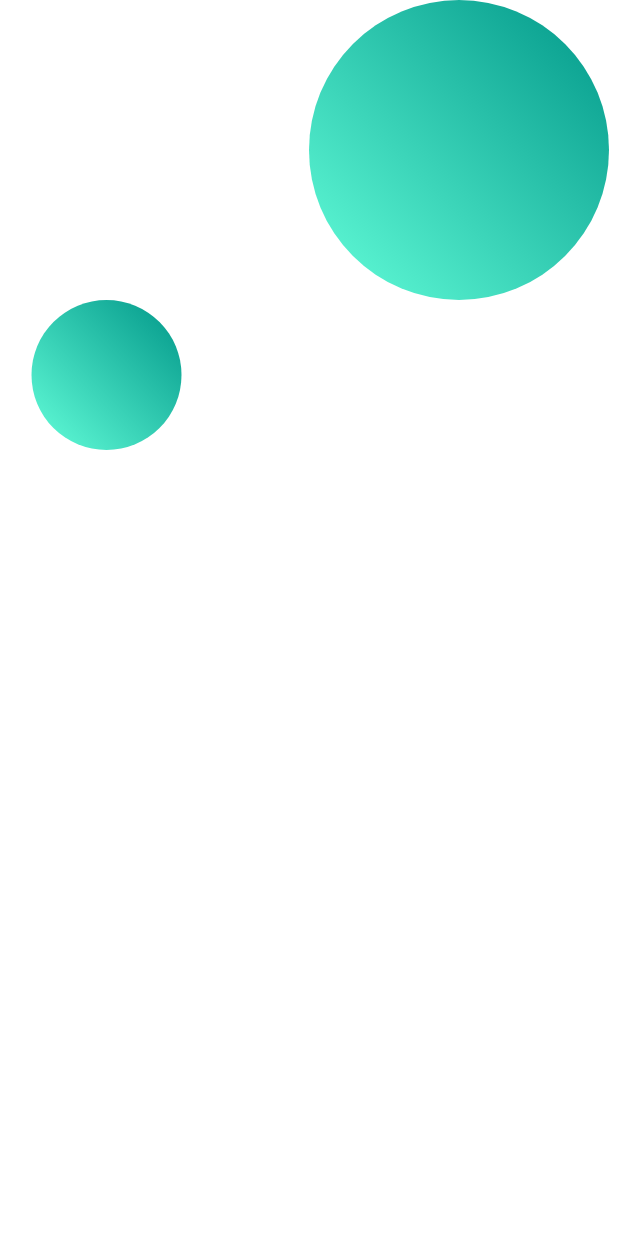
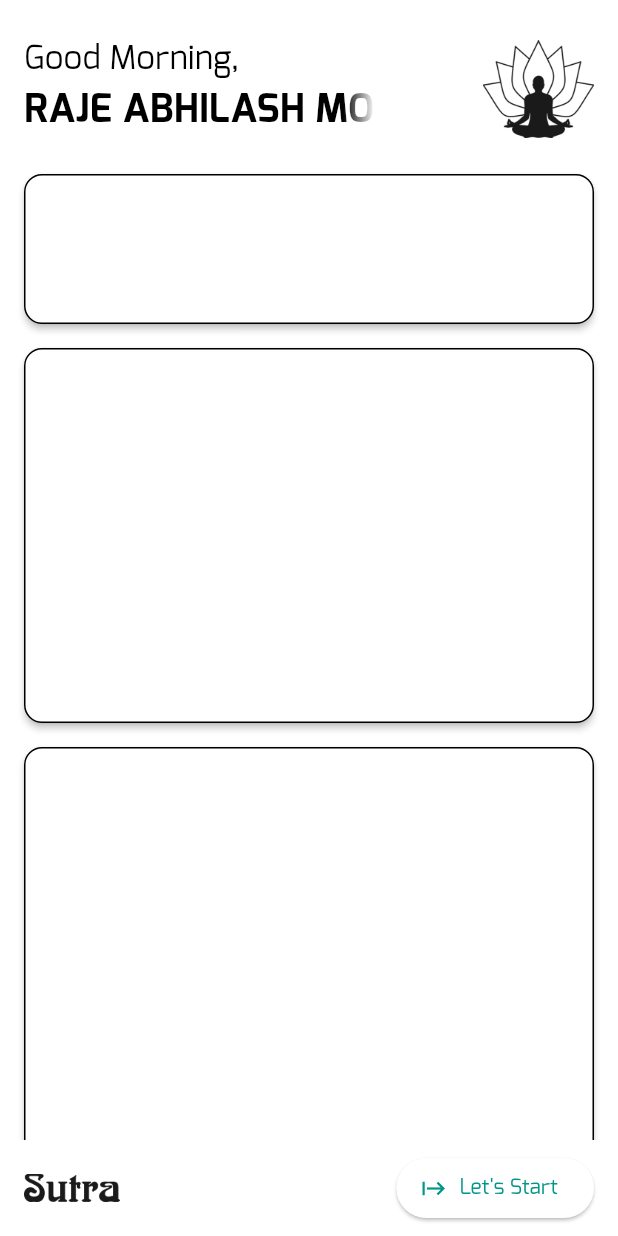
Before and after one commit to rajeabhilash/Sutra_Backup, a Flutter app: the screen it shows once a user with an empty profile is signed in, on a phone screen of 412 x 824 dp. Run offline on Flutter 3.47's test engine with Material 2 defaults, Android fonts, the phone set to English and light mode, and no system bars; our stand-ins replace animated_theme_switcher, cloud_firestore, file_picker, firebase_auth, firebase_core, firebase_storage and 6 more; accounts and stored records are empty; network calls fail.

Commit message:
Dashboard UI Design Started

```diff
--- a/lib/mobile/dashboard/dashboard.dart
+++ b/lib/mobile/dashboard/dashboard.dart
@@ -36,52 +36,123 @@ class _DashBoardState extends State<DashBoard> {
   Widget build(BuildContext context) {
     return Scaffold(
       backgroundColor: Colors.transparent,
-      body: SingleChildScrollView(
+      body: SafeArea(
+        child: SingleChildScrollView(
           child: Column(
             mainAxisAlignment: MainAxisAlignment.center,
+            crossAxisAlignment: CrossAxisAlignment.center,
             children: [
-            Stack(
+              addSpacer(8.0),
+              Padding(
+                padding: const EdgeInsets.all(16),
+                child: Row(
+                  mainAxisAlignment: MainAxisAlignment.end,
+                  crossAxisAlignment: CrossAxisAlignment.end,
                   children: [
-                Center(
-                  child: Column(
-                    mainAxisAlignment: MainAxisAlignment.center,
+                    Column(
+                      mainAxisAlignment: MainAxisAlignment.end,
+                      crossAxisAlignment: CrossAxisAlignment.start,
                       children: [
-                      Container(
-                        width: 200,
-                        height: 200,
-                        margin: EdgeInsets.only(left: 200),
-                        decoration: BoxDecoration(
-                            gradient: const LinearGradient(
-                              colors: [
-                                Colors.teal,
-                                Colors.tealAccent,
-                              ],
-                              begin: Alignment.topRight,
-                              end: Alignment.bottomLeft,
+                        const Text(
+                          "Good Morning,",
+                          style: TextStyle(
+                            fontFamily: 'Exo',
+                            fontSize: 22,
                           ),
-                            borderRadius: BorderRadius.circular(100)),
                         ),
-                      Container(
-                        width: 100,
-                        height: 100,
-                        margin: EdgeInsets.only(right: 270),
-                        decoration: BoxDecoration(
-                            gradient: const LinearGradient(
-                              colors: [
-                                Colors.teal,
-                                Colors.tealAccent,
-                              ],
-                              begin: Alignment.topRight,
-                              end: Alignment.bottomLeft,
+                        SizedBox(
+                          width: 234,
+                          child: Text(
+                            "Raje Abhilash Mohite".toUpperCase(),
+                            maxLines: 1,
+                            softWrap: false,
+                            overflow: TextOverflow.fade,
+                            style: const TextStyle(
+                              fontFamily: 'Exo',
+                              fontWeight: FontWeight.bold,
+                              fontSize: 26,
                             ),
-                            borderRadius: BorderRadius.circular(100)),
-                      )
-                    ],
                           ),
                         ),
                       ],
                     ),
+                    const Spacer(),
+                    SizedBox(
+                      width: 74,
+                      child: Image.asset('asset/Brand/Black_Wire.png'),
+                    ),
                   ],
+                ),
+              ),
+              Padding(
+                padding: const EdgeInsets.fromLTRB(12, 4, 12, 4),
+                child: Card(
+                  elevation: 2,
+                  child: Container(
+                    height: 100,
+                    decoration: BoxDecoration(
+                        borderRadius: BorderRadius.circular(12),
+                        color: Colors.white,
+                        border: Border.all(color: Colors.black, width: 1.0)),
+                  ),
+                ),
+              ),
+              Padding(
+                padding: const EdgeInsets.fromLTRB(12, 4, 12, 4),
+                child: Card(
+                  elevation: 2,
+                  child: Container(
+                    height: 250,
+                    decoration: BoxDecoration(
+                        borderRadius: BorderRadius.circular(12),
+                        color: Colors.white,
+                        border: Border.all(color: Colors.black, width: 1.0)),
+                  ),
+                ),
+              ),
+              Padding(
+                padding: const EdgeInsets.fromLTRB(12, 4, 12, 4),
+                child: Card(
+                  elevation: 2,
+                  child: Container(
+                    height: 400,
+                    decoration: BoxDecoration(
+                        borderRadius: BorderRadius.circular(12),
+                        color: Colors.white,
+                        border: Border.all(color: Colors.black, width: 1.0)),
+                  ),
+                ),
+              ),
+            ],
+          ),
+        ),
+      ),
+      bottomNavigationBar: BottomAppBar(
+        surfaceTintColor: Colors.white,
+        elevation: 5,
+        height: 64,
+        child: SizedBox(
+          height: 60,
+          width: double.maxFinite,
+          // decoration: BoxDecoration(
+          //     color: Colors.white,
+          //     borderRadius: BorderRadius.vertical(top: Radius.circular(20.0))),
+          child: Row(
+            mainAxisSize: MainAxisSize.max,
+            crossAxisAlignment: CrossAxisAlignment.center,
+            mainAxisAlignment: MainAxisAlignment.spaceBetween,
+            children: <Widget>[
+              SizedBox(
+                width: 64,
+                child: Image.asset('asset/DarkSutra.png'),
+              ),
+              ElevatedButton.icon(
+                onPressed: () {},
+                icon: Icon(Icons.start),
+                label: Text("Let's Start"),
+              ),
+            ],
+          ),
         ),
       ),
     );
```
Also changed, not shown: asset/images/Levels/1.png, asset/images/Levels/111.png (added), asset/images/Levels/1111.png (added), pubspec.lock, 1 other file. Lines whose indentation alone changed are shown as unchanged.
